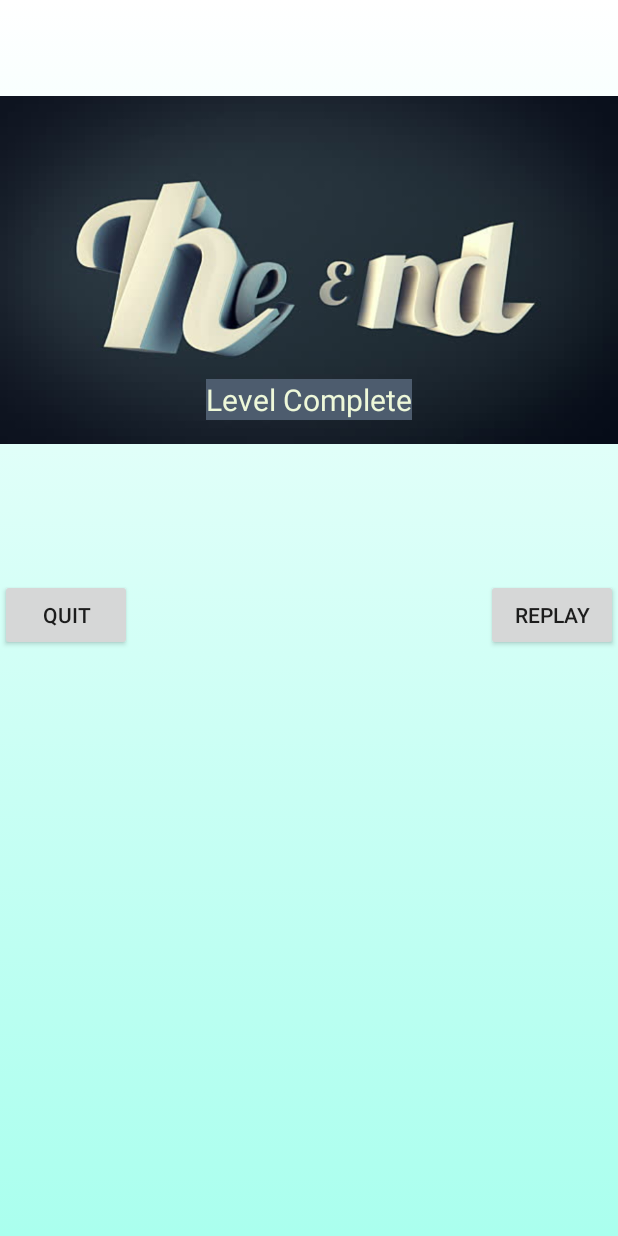
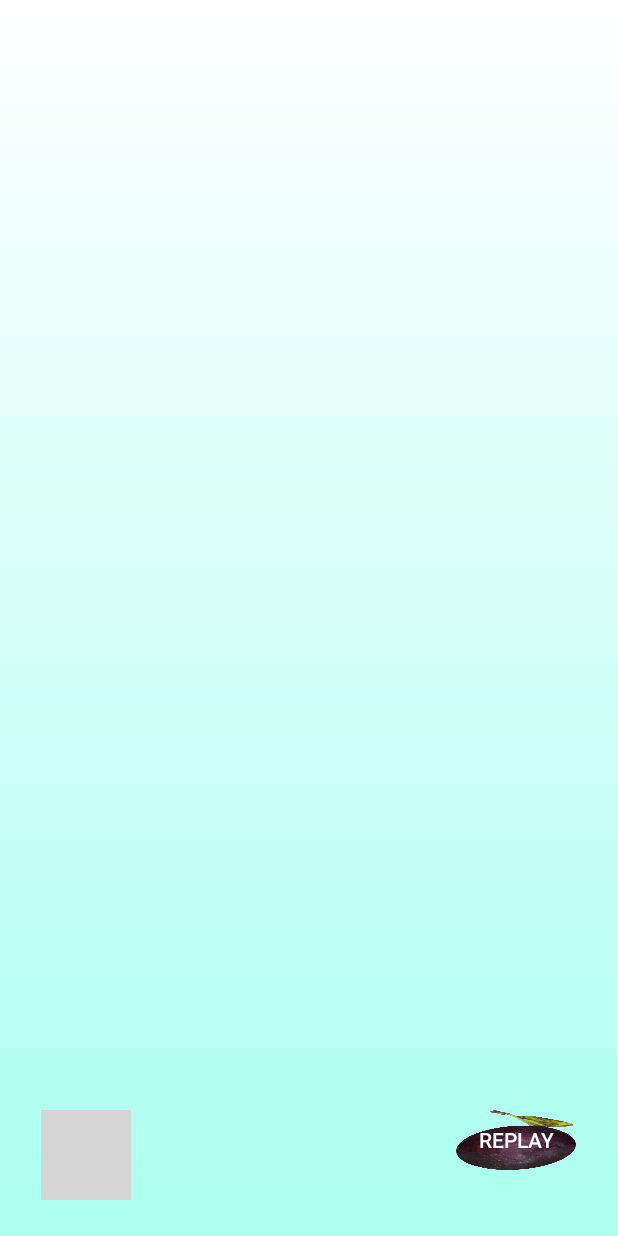
Before and after one commit to Knexis/AnimatedApp, an Android app: the weldone screen opened directly, with no data from a screen before it, on a phone screen of 412 x 824 dp. Run offline under Robolectric (Android 15) with nearby library versions, the phone set to English and light mode, and no system bars; grey boxes are pictures that could not be loaded.

Commit message:
created Go to menu button on appbackgoung layout to start activity weldone
put music on menu interface background

created food1click methos and set food1 imageview to call it on click
(method should set imageview visibility to invisible)

Also re

```diff
--- a/app/src/main/AndroidManifest.xml
+++ b/app/src/main/AndroidManifest.xml
@@ -9,7 +9,7 @@
         android:supportsRtl="true"
         android:theme="@style/AppTheme">
         <activity
-            android:name=".welcomescreen"
+            android:name=".startscreen"
             android:label="@string/title_activity_welcomescreen"
             android:theme="@style/AppTheme.NoActionBar">
             <intent-filter>
--- a/app/src/main/java/com/example/ewurama_minka/animatedapp/weldone.java
+++ b/app/src/main/java/com/example/ewurama_minka/animatedapp/weldone.java
@@ -9,7 +9,13 @@ import android.support.v7.widget.Toolbar;
 import android.view.View;
 import android.view.WindowManager;
 
-public class weldone extends AppCompatActivity {
+public class weldone extends BaseActivity {
+
+    @Override
+    protected void onResume() {
+        super.onResume();
+        playThemeSong();
+    }
 
     @Override
     protected void onCreate(Bundle savedInstanceState) {
@@ -17,19 +23,19 @@ public class weldone extends AppCompatActivity {
         setContentView(R.layout.activity_weldone);
         getWindow().addFlags(WindowManager.LayoutParams.FLAG_KEEP_SCREEN_ON);
     }
+
+
     public void endgame(View view) {
-
         Intent intent = new Intent(Intent.ACTION_MAIN);
         intent.addCategory(Intent.CATEGORY_HOME);
         intent.setFlags(Intent.FLAG_ACTIVITY_NEW_TASK);
         startActivity(intent);
-
-
     }
 
 
+
+
     public void replaygame(View view) {
-
         finish();
         android.os.Process.killProcess(android.os.Process.myPid());
         super.onDestroy();
--- a/app/src/main/res/layout/activity_welcomescreen.xml
+++ b/app/src/main/res/layout/activity_welcomescreen.xml
@@ -5,7 +5,7 @@
     android:layout_width="match_parent"
     android:layout_height="match_parent"
     android:fitsSystemWindows="true"
-    tools:context="com.example.ewurama_minka.animatedapp.welcomescreen">
+    tools:context=".startscreen">
 
     <android.support.design.widget.AppBarLayout
         android:layout_width="match_parent"
--- a/app/src/main/res/layout/activity_weldone.xml
+++ b/app/src/main/res/layout/activity_weldone.xml
@@ -11,50 +11,35 @@
         android:contentDescription="@string/sky"
         android:src="@drawable/game_background" />
 
-    <ImageView
-        android:layout_width="wrap_content"
-        android:layout_height="wrap_content"
-        android:id="@+id/imageView"
-        android:src="@drawable/end"
+
+    <Button
+        android:layout_width="80dp"
+        android:layout_height="40dp"
+        android:text="@string/replaybutton"
+        android:id="@+id/button2"
+        android:onClick="replaygame"
+        android:layout_alignTop="@+id/imageButton"
+        android:layout_alignParentRight="true"
+        android:layout_alignParentEnd="true"
+        android:layout_marginRight="28dp"
+        android:layout_marginEnd="28dp"
+        android:background="@drawable/fdunkno"
+        android:textColor="#ffffff"
+        android:width="20dp" />
+
+    <ImageButton
+        android:layout_width="60dp"
+        android:layout_height="60dp"
+        android:id="@+id/imageButton"
+        android:background="@drawable/aquitbuttonhover"
+        android:layout_alignParentBottom="true"
         android:layout_alignParentLeft="true"
         android:layout_alignParentStart="true"
-        android:layout_alignParentRight="true"
-        android:layout_alignParentEnd="true"
-        android:contentDescription="@string/levelcompletedialogue" />
-
-    <TextView
-        android:layout_width="wrap_content"
-        android:layout_height="wrap_content"
-        android:textAppearance="?android:attr/textAppearanceMedium"
-        android:text="@string/levelcomplete"
-        android:id="@+id/textView"
-        android:background="#4d5c6e"
-        android:textColor="#eef8d9"
-        android:textSize="20sp"
-        android:layout_alignBottom="@+id/imageView"
-        android:layout_centerHorizontal="true"
-        android:layout_marginBottom="80dp" />
-
-    <Button
-        android:layout_width="wrap_content"
-        android:layout_height="wrap_content"
-        android:text="@string/quitgamebutton"
-        android:id="@+id/button"
-        android:layout_below="@+id/imageView"
-        android:layout_alignParentLeft="true"
-        android:layout_alignParentStart="true"
-        android:layout_marginTop="26dp"
+        android:layout_marginLeft="27dp"
+        android:layout_marginStart="27dp"
+        android:layout_marginBottom="24dp"
         android:onClick="endgame"/>
 
-    <Button
-        android:layout_width="wrap_content"
-        android:layout_height="wrap_content"
-        android:text="@string/replaybutton"
-        android:id="@+id/button2"
-        android:layout_alignTop="@+id/button"
-        android:layout_alignParentRight="true"
-        android:layout_alignParentEnd="true"
-        android:onClick="replaygame"/>
 
 
 </RelativeLayout>
--- a/app/src/main/res/layout/content_welcomescreen.xml
+++ b/app/src/main/res/layout/content_welcomescreen.xml
@@ -9,7 +9,7 @@
     android:paddingRight="@dimen/activity_horizontal_margin"
     android:paddingTop="@dimen/activity_vertical_margin"
     app:layout_behavior="@string/appbar_scrolling_view_behavior"
-    tools:context="com.example.ewurama_minka.animatedapp.welcomescreen"
+    tools:context=".startscreen"
     tools:showIn="@layout/activity_welcomescreen">
 
 </RelativeLayout>
--- a/app/src/main/res/values/strings.xml
+++ b/app/src/main/res/values/strings.xml
@@ -9,11 +9,12 @@
     <string name="sky">Sky</string>
     <string name="clock">Clock</string>
     <string name="hour">Hour Hand</string>
-    <string name="title_activity_welcomescreen">welcomescreen</string>
-    <string name="title_activity_weldone">weldone</string>
+    <string name="title_activity_welcomescreen">Healthy Lyf Cho</string>
+    <string name="title_activity_weldone">Level Complete</string>
     <string name="title_activity_invisibleonclick">invisibleonclick</string>
     <string name="replaybutton">Replay</string>
     <string name="quitgamebutton">Quit</string>
     <string name="levelcomplete">Level Complete</string>
     <string name="levelcompletedialogue">completedleveldialog</string>
+    <string name="menu">Goto menu</string>
 </resources>
```
Also changed, not shown: app/src/main/java/com/example/ewurama_minka/animatedapp/BaseActivity.java (+14 -4 lines), app/src/main/java/com/example/ewurama_minka/animatedapp/MainGameClass.java (+29 -34 lines), app/src/main/java/com/example/ewurama_minka/animatedapp/welcomescreen.java (deleted, +0 -43 lines), app/src/main/res/layout/appbackgroung.xml (+22 -8 lines), app/src/main/res/layout/menu.xml (+12 -15 lines).
